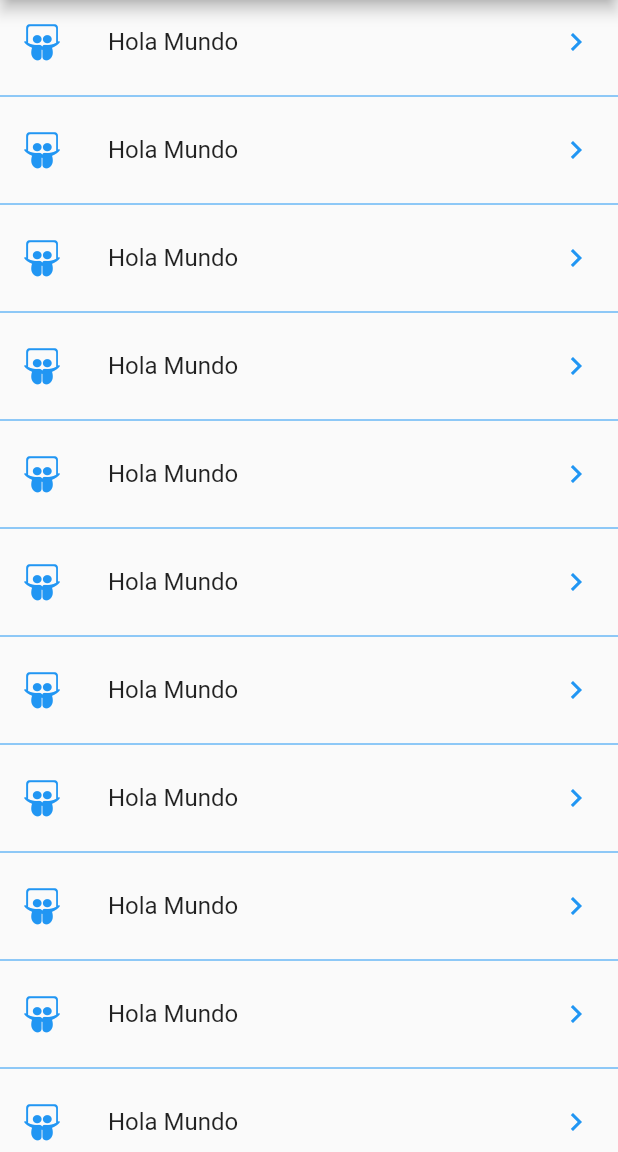
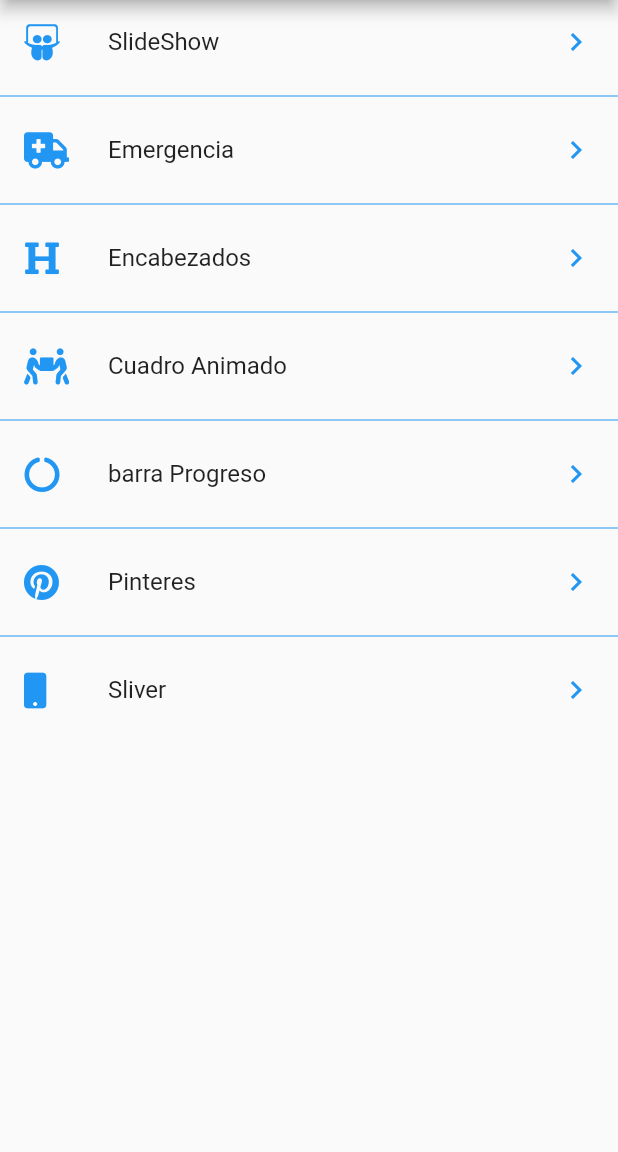
Before and after one commit to AleMancilla/AnimacionesFlutter, a Flutter app: the screen it shows after launch, on a phone screen of 412 x 824 dp, the part 84-1236 px from its top. Run offline on Flutter 3.47's test engine with Material 2 defaults, Android fonts, the phone set to English and light mode, and no system bars; our stand-ins replace font_awesome_flutter, websafe_svg.

Commit message:
enlasando rutas

```diff
--- a/lib/src/pages/LauncherPage.dart
+++ b/lib/src/pages/LauncherPage.dart
@@ -1,3 +1,4 @@
+import 'package:custom_painter/src/routes/Routes.dart';
 import 'package:flutter/material.dart';
 import 'package:font_awesome_flutter/font_awesome_flutter.dart';
 
@@ -17,17 +18,21 @@ class LaunchesPage extends StatelessWidget {
 class _ListaOpciones extends StatelessWidget {
   @override
   Widget build(BuildContext context) {
+
+    // pageRoutes
     return ListView.separated(
       physics: BouncingScrollPhysics(),
       separatorBuilder: (context,i)=>Divider(
         color: Colors.blue,
       ),
-      itemCount: 20,
+      itemCount: pageRoutes.length,
       itemBuilder: (context, i) => ListTile(
-        leading: FaIcon(FontAwesomeIcons.slideshare, color: Colors.blue,),
-        title: Text("Hola Mundo"),
+        leading: FaIcon(pageRoutes[i].icon, color: Colors.blue,),
+        title: Text(pageRoutes[i].titulo),
         trailing: Icon(Icons.chevron_right,color: Colors.blue,),
-        onTap: (){},
+        onTap: (){
+          Navigator.push(context, MaterialPageRoute(builder: (context)=>pageRoutes[i].page));
+        },
       ),
 
     );
--- /dev/null
+++ b/lib/src/routes/Routes.dart
@@ -0,0 +1,28 @@
+import 'package:custom_painter/src/challenge/CuadradoAnimado.dart';
+import 'package:custom_painter/src/pages/Emergency_Page.dart';
+import 'package:custom_painter/src/pages/GraficasCircularesPage.dart';
+import 'package:custom_painter/src/pages/HomeOne.dart';
+import 'package:custom_painter/src/pages/LauncherPage.dart';
+import 'package:custom_painter/src/pages/PinteresPage.dart';
+import 'package:custom_painter/src/pages/SlidesShowPage.dart';
+import 'package:custom_painter/src/pages/SliverPage.dart';
+import 'package:flutter/material.dart';
+import 'package:font_awesome_flutter/font_awesome_flutter.dart';
+
+final pageRoutes = <_Route>[
+  _Route(FontAwesomeIcons.slideshare, "SlideShow",SlideShowPage()),
+  _Route(FontAwesomeIcons.ambulance, "Emergencia",EmergencyPage()),
+  _Route(FontAwesomeIcons.heading, "Encabezados",HomeOne()),
+  _Route(FontAwesomeIcons.peopleCarry, "Cuadro Animado",CuadradoAnimado()),
+  _Route(FontAwesomeIcons.circleNotch, "barra Progreso",GraficasCirculares()),
+  _Route(FontAwesomeIcons.pinterest, "Pinteres",PinteresPage()),
+  _Route(FontAwesomeIcons.mobile, "Sliver",SliverPage()),
+];
+
+class _Route{
+  final IconData icon;
+  final String titulo;
+  final Widget page;
+
+  _Route(this.icon,this.titulo,this.page);
+}
```
